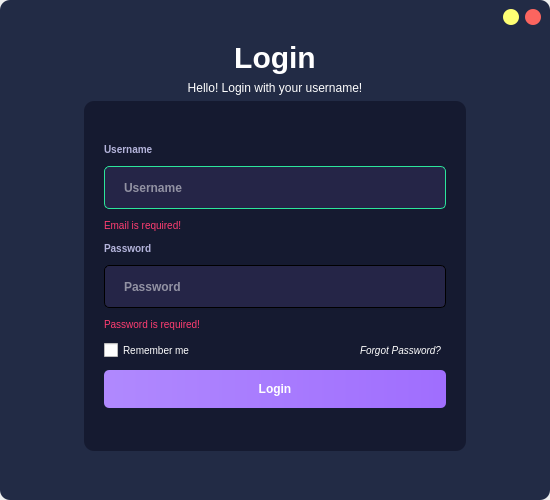
Qt form gui/login.ui (zembruzkill/DNSTracker-Modern-Interface-PySide6-PyQt6) before a commit.
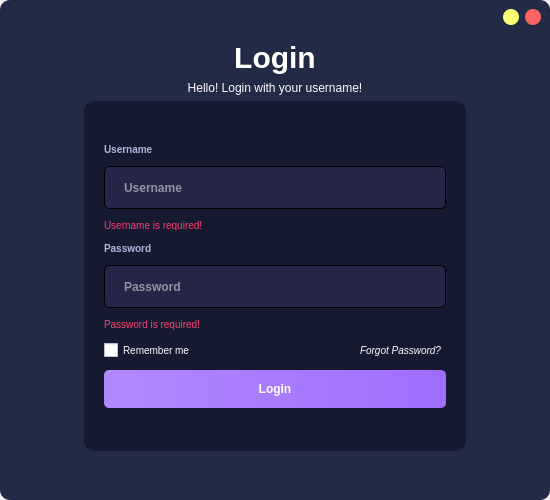
The same form after that commit.

```diff
--- a/gui/login.ui
+++ b/gui/login.ui
@@ -265,9 +265,7 @@
        <item>
         <widget class="QLineEdit" name="username_edit">
          <property name="styleSheet">
-          <string notr="true">QLineEdit{
-	border: 1px solid #2CE69B;
-}</string>
+          <string notr="true"/>
          </property>
          <property name="text">
           <string/>
@@ -280,7 +278,7 @@
        <item>
         <widget class="QLabel" name="username_required">
          <property name="text">
-          <string>Email is required!</string>
+          <string>Username is required!</string>
          </property>
         </widget>
        </item>
```
Left out of the diff: 7 changed lines with no effect on the pictures.
